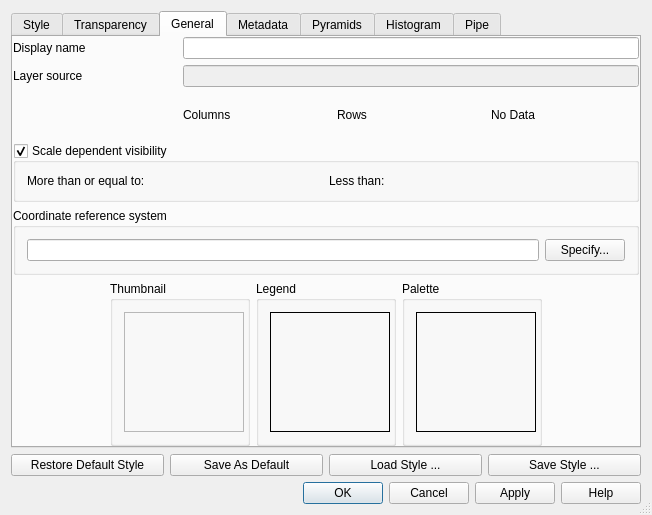
Qt form src/ui/qgsrasterlayerpropertiesbase.ui (qgis/QGIS) before a commit.
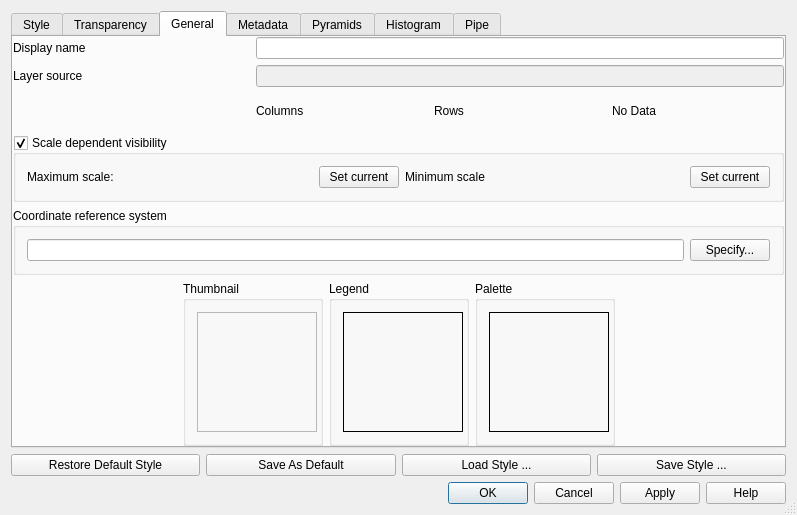
The same form after that commit. The open tabs and pages were chosen to show the change. Icons and pictures are not drawn. Custom widgets are drawn as their Qt base class.

The edit to the form file:
```diff
--- a/src/ui/qgsrasterlayerpropertiesbase.ui
+++ b/src/ui/qgsrasterlayerpropertiesbase.ui
@@ -6,7 +6,7 @@
    <rect>
     <x>0</x>
     <y>0</y>
-    <width>652</width>
+    <width>797</width>
     <height>515</height>
    </rect>
   </property>
@@ -622,31 +622,80 @@
           <property name="margin">
            <number>11</number>
           </property>
-          <item row="0" column="2">
-           <widget class="QLabel" name="textLabel1_2_2_2">
-            <property name="layoutDirection">
-             <enum>Qt::RightToLeft</enum>
-            </property>
-            <property name="text">
-             <string>Less than:</string>
-            </property>
-           </widget>
-          </item>
           <item row="0" column="0">
            <widget class="QLabel" name="textLabel1_3">
             <property name="layoutDirection">
-             <enum>Qt::RightToLeft</enum>
+             <enum>Qt::LeftToRight</enum>
             </property>
             <property name="text">
-             <string>More than or equal to:</string>
+             <string>Maximum scale:</string>
+            </property>
+           </widget>
+          </item>
+          <item row="0" column="4">
+           <widget class="QgsScaleComboBox" name="cbMaximumScale" native="true">
+            <property name="sizePolicy">
+             <sizepolicy hsizetype="Expanding" vsizetype="Preferred">
+              <horstretch>0</horstretch>
+              <verstretch>0</verstretch>
+             </sizepolicy>
+            </property>
+            <property name="minimumSize">
+             <size>
+              <width>100</width>
+              <height>0</height>
+             </size>
+            </property>
+            <property name="toolTip">
+             <string>Minimum scale (maximum scale denominator).</string>
+            </property>
+           </widget>
+          </item>
+          <item row="0" column="1">
+           <widget class="QgsScaleComboBox" name="cbMinimumScale" native="true">
+            <property name="sizePolicy">
+             <sizepolicy hsizetype="Expanding" vsizetype="Preferred">
+              <horstretch>0</horstretch>
+              <verstretch>0</verstretch>
+             </sizepolicy>
+            </property>
+            <property name="minimumSize">
+             <size>
+              <width>100</width>
+              <height>0</height>
+             </size>
+            </property>
+            <property name="toolTip">
+             <string>Maximum scale (minimum scale denominator).</string>
             </property>
            </widget>
           </item>
           <item row="0" column="3">
-           <widget class="QgsScaleComboBox" name="cbMaximumScale" native="true"/>
+           <widget class="QLabel" name="textLabel1_2_2_2">
+            <property name="toolTip">
+             <string>Maximum scale denominator</string>
+            </property>
+            <property name="layoutDirection">
+             <enum>Qt::LeftToRight</enum>
+            </property>
+            <property name="text">
+             <string>Minimum scale</string>
+            </property>
+           </widget>
           </item>
-          <item row="0" column="1">
-           <widget class="QgsScaleComboBox" name="cbMinimumScale" native="true"/>
+          <item row="0" column="2">
+           <widget class="QPushButton" name="mMinimumScaleSetCurrentPushButton">
+            <property name="text">
+             <string>Set current</string>
+            </property>
+           </widget>
+          </item>
+          <item row="0" column="5">
+           <widget class="QPushButton" name="mMaximumScaleSetCurrentPushButton">
+            <property name="text">
+             <string>Set current</string>
+            </property>
+           </widget>
           </item>
          </layout>
         </widget>
```
Left out of the diff: 7 changed lines with no effect on the pictures.
